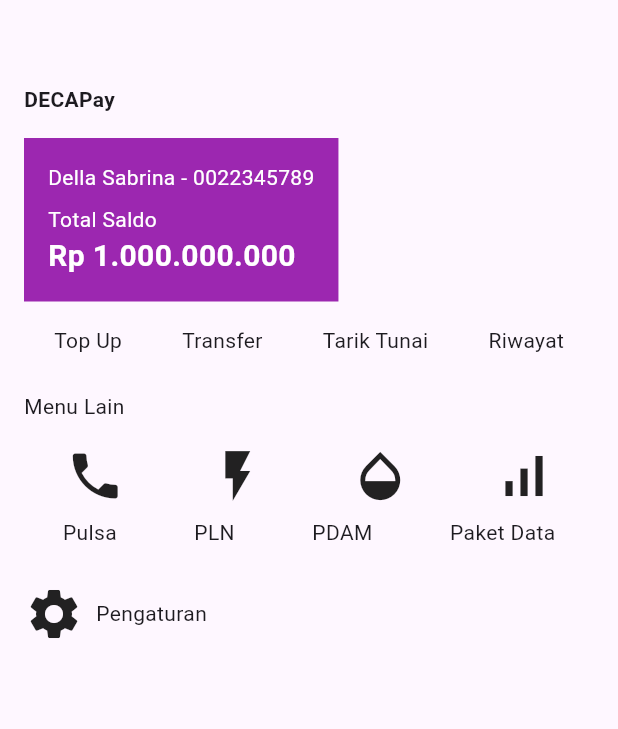
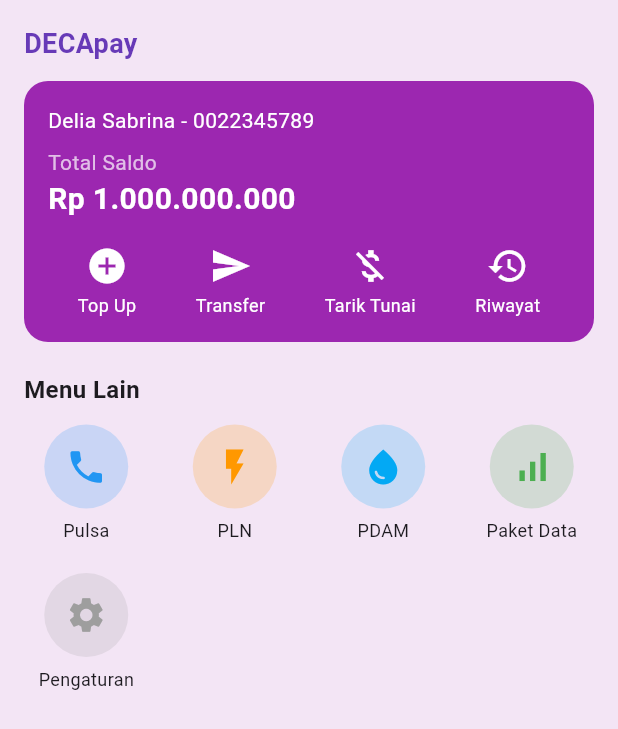
Before and after one commit to GalaxyRexus/mbanking_flutter, a Flutter app: the HomePage screen opened directly, on a phone screen of 412 x 824 dp. Shown: the top 729 px of the screen. Run offline on Flutter 3.47's test engine with Material 3 defaults, Android fonts, the phone set to English and light mode, and no system bars.

Commit message:
mengubah tampilan home

```diff
--- a/lib/home.dart
+++ b/lib/home.dart
@@ -10,100 +10,182 @@ class MyApp extends StatelessWidget {
   @override
   Widget build(BuildContext context) {
     return MaterialApp(
-      home: const HomePage(),
       debugShowCheckedModeBanner: false,
+      home: HomePage(),
     );
   }
 }
 
 class HomePage extends StatelessWidget {
-  const HomePage({super.key});
+  HomePage({super.key});
+
+  final Color primaryColor = const Color(0xFF9C27B0); // Ungu seperti di gambar
 
   @override
   Widget build(BuildContext context) {
     return Scaffold(
-      body: Padding(
+      backgroundColor: Colors.purple.shade50,
+      body: SafeArea(
+        child: Padding(
           padding: const EdgeInsets.all(16),
           child: Column(
             crossAxisAlignment: CrossAxisAlignment.start,
             children: [
-            const SizedBox(height: 40),
               const Text(
-              "DECAPay",
-              style: TextStyle(fontWeight: FontWeight.bold),
+                "DECApay",
+                style: TextStyle(
+                  fontSize: 18,
+                  fontWeight: FontWeight.bold,
+                  color: Colors.deepPurple,
                 ),
-            const SizedBox(height: 16),
+              ),
+              const SizedBox(height: 12),
 
-            // Kartu Saldo
+              // Card Saldo
               Container(
+                width: double.infinity,
                 padding: const EdgeInsets.all(16),
-              color: Colors.purple,
+                decoration: BoxDecoration(
+                  color: primaryColor,
+                  borderRadius: BorderRadius.circular(16),
+                ),
                 child: Column(
                   crossAxisAlignment: CrossAxisAlignment.start,
-                children: const [
-                  Text("Della Sabrina - 0022345789",
-                      style: TextStyle(color: Colors.white)),
-                  SizedBox(height: 8),
-                  Text("Total Saldo", style: TextStyle(color: Colors.white)),
-                  Text("Rp 1.000.000.000",
+                  children: [
+                    const Text(
+                      "Delia Sabrina - 0022345789",
+                      style: TextStyle(
+                        color: Colors.white,
+                        fontSize: 14,
+                      ),
+                    ),
+                    const SizedBox(height: 8),
+                    const Text(
+                      "Total Saldo",
+                      style: TextStyle(
+                        color: Colors.white70,
+                        fontSize: 14,
+                      ),
+                    ),
+                    const Text(
+                      "Rp 1.000.000.000",
                       style: TextStyle(
                         color: Colors.white,
                         fontSize: 20,
-                          fontWeight: FontWeight.bold)),
-                ],
+                        fontWeight: FontWeight.bold,
                       ),
                     ),
-
                     const SizedBox(height: 16),
-
-            // Menu atas
                     Row(
                       mainAxisAlignment: MainAxisAlignment.spaceAround,
                       children: const [
-                Text("Top Up"),
-                Text("Transfer"),
-                Text("Tarik Tunai"),
-                Text("Riwayat"),
-              ],
-            ),
-
-            const SizedBox(height: 24),
-            const Text("Menu Lain"),
-
-            const SizedBox(height: 16),
-
-            // Menu lain
-            Row(
-              mainAxisAlignment: MainAxisAlignment.spaceAround,
-              children: const [
-                Icon(Icons.phone, size: 40),
-                Icon(Icons.flash_on, size: 40),
-                Icon(Icons.opacity, size: 40),
-                Icon(Icons.signal_cellular_alt, size: 40),
-              ],
-            ),
-            const SizedBox(height: 8),
-            Row(
-              mainAxisAlignment: MainAxisAlignment.spaceAround,
-              children: const [
-                Text("Pulsa"),
-                Text("PLN"),
-                Text("PDAM"),
-                Text("Paket Data"),
-              ],
-            ),
-
-            const SizedBox(height: 24),
-            Row(
-              children: const [
-                Icon(Icons.settings, size: 40),
-                SizedBox(width: 8),
-                Text("Pengaturan"),
+                        _MenuIcon(icon: Icons.add_circle, label: "Top Up"),
+                        _MenuIcon(icon: Icons.send, label: "Transfer"),
+                        _MenuIcon(icon: Icons.money_off, label: "Tarik Tunai"),
+                        _MenuIcon(icon: Icons.history, label: "Riwayat"),
                       ],
                     )
                   ],
                 ),
               ),
+
+              const SizedBox(height: 20),
+              const Text(
+                "Menu Lain",
+                style: TextStyle(
+                  fontSize: 16,
+                  fontWeight: FontWeight.bold,
+                ),
+              ),
+
+              const SizedBox(height: 12),
+
+              // Grid Menu
+              Expanded(
+                child: GridView.count(
+                  crossAxisCount: 4,
+                  crossAxisSpacing: 16,
+                  mainAxisSpacing: 16,
+                  children: const [
+                    _MenuGrid(
+                      icon: Icons.phone,
+                      label: "Pulsa",
+                      color: Colors.blue,
+                    ),
+                    _MenuGrid(
+                      icon: Icons.flash_on,
+                      label: "PLN",
+                      color: Colors.orange,
+                    ),
+                    _MenuGrid(
+                      icon: Icons.water_drop,
+                      label: "PDAM",
+                      color: Colors.lightBlue,
+                    ),
+                    _MenuGrid(
+                      icon: Icons.signal_cellular_alt,
+                      label: "Paket Data",
+                      color: Colors.green,
+                    ),
+                    _MenuGrid(
+                      icon: Icons.settings,
+                      label: "Pengaturan",
+                      color: Colors.grey,
+                    ),
+                  ],
+                ),
+              )
+            ],
+          ),
+        ),
+      ),
     );
   }
 }
+
+// Widget untuk ikon di dalam Card Saldo
+class _MenuIcon extends StatelessWidget {
+  final IconData icon;
+  final String label;
+
+  const _MenuIcon({required this.icon, required this.label});
+
+  @override
+  Widget build(BuildContext context) {
+    return Column(
+      children: [
+        Icon(icon, color: Colors.white, size: 28),
+        const SizedBox(height: 4),
+        Text(
+          label,
+          style: const TextStyle(color: Colors.white, fontSize: 12),
+        )
+      ],
+    );
+  }
+}
+
+// Widget untuk Grid Menu
+class _MenuGrid extends StatelessWidget {
+  final IconData icon;
+  final String label;
+  final Color color;
+
+  const _MenuGrid(
+      {required this.icon, required this.label, required this.color});
+
+  @override
+  Widget build(BuildContext context) {
+    return Column(
+      children: [
+        CircleAvatar(
+          radius: 28,
+          backgroundColor: color.withOpacity(0.2),
+          child: Icon(icon, color: color, size: 28),
+        ),
+        const SizedBox(height: 6),
+        Text(label, style: const TextStyle(fontSize: 12)),
+      ],
+    );
+  }
+}
```
Lines whose indentation alone changed are shown as unchanged.
